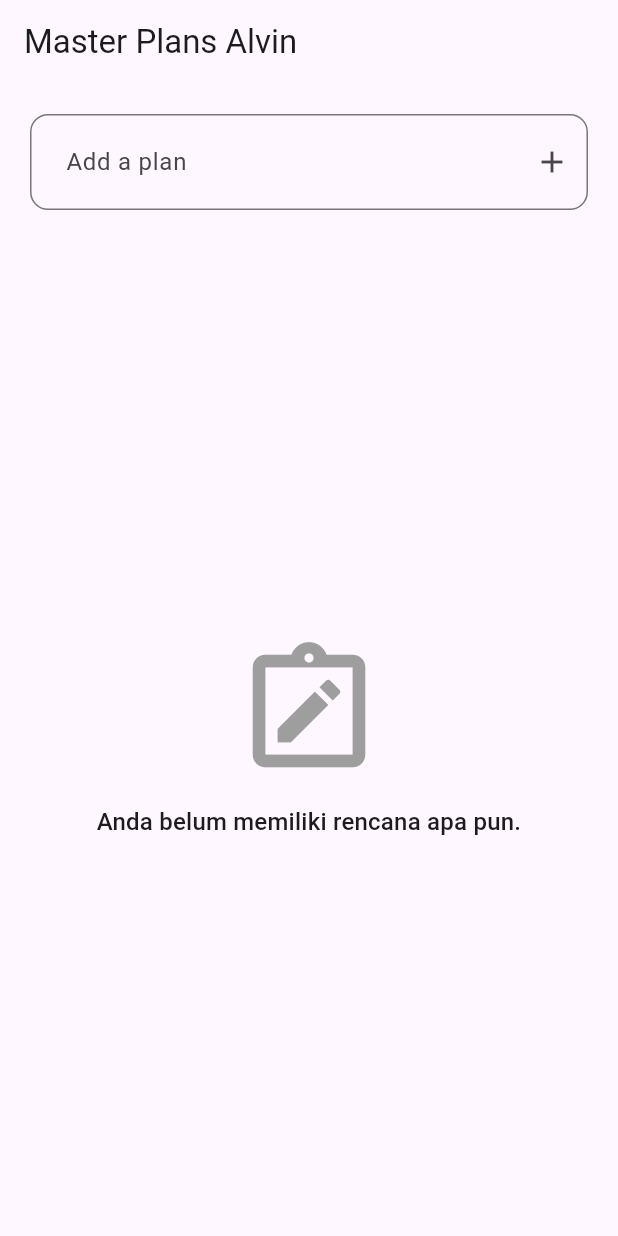
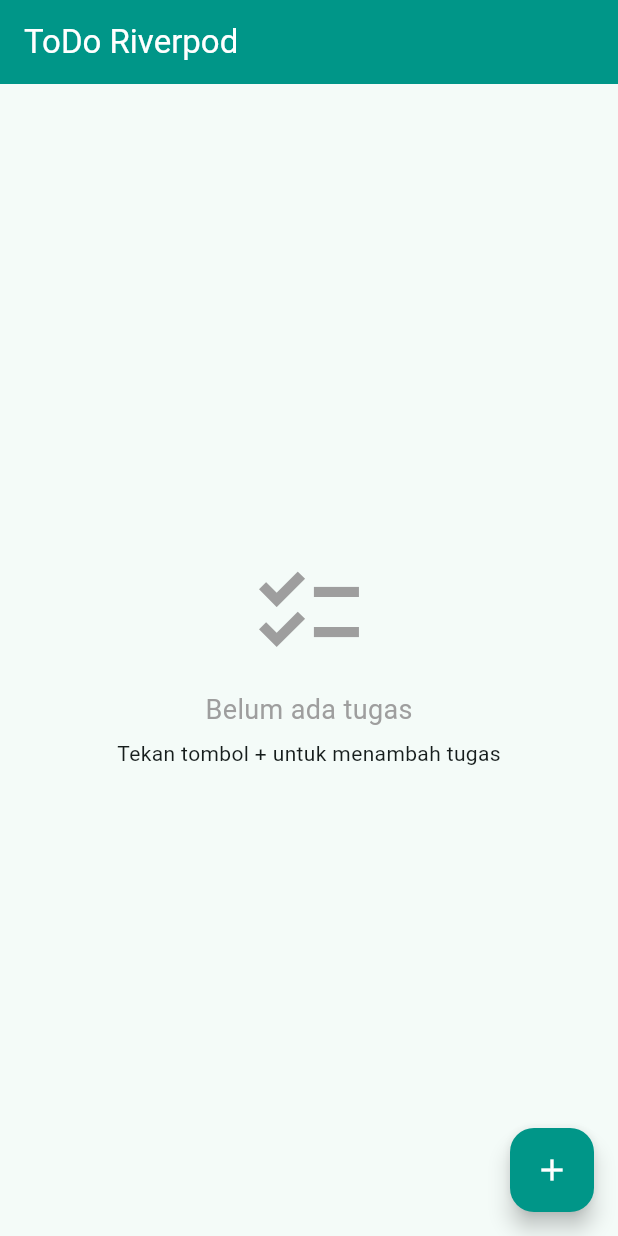
Before and after one commit to Vinn1105/flutter-fundamental, a Flutter app: the screen it shows after launch, on a phone screen of 412 x 824 dp. Run offline on Flutter 3.47's test engine with Material 3 defaults, Android fonts, the phone set to English and light mode, and no system bars; our stand-ins replace flutter_riverpod.

Commit message:
tugas pratikum 4

```diff
--- a/lib/main.dart
+++ b/lib/main.dart
@@ -1,27 +1,29 @@
 
 import 'package:flutter/material.dart';
-import './models/data_layer.dart';
-import './provider/plan_provider.dart';
-import './views/plan_creator_screen.dart';
+import 'package:flutter_riverpod/flutter_riverpod.dart';
+import 'pages/todo_page.dart';
 
 void main() {
-  runApp(const MasterPlanApp());
+  runApp(
+    const ProviderScope(
+      child: MyApp(),
+    ),
+  );
 }
 
-class MasterPlanApp extends StatelessWidget {
-  const MasterPlanApp({super.key});
+class MyApp extends StatelessWidget {
+  const MyApp({super.key});
 
   @override
   Widget build(BuildContext context) {
-    return PlanProvider(
-      notifier: ValueNotifier<List<Plan>>(const []),
-      child: MaterialApp(
-        title: 'State Management App',
-        theme: ThemeData(
-          primarySwatch: Colors.purple,
-        ),
-        home: const PlanCreatorScreen(),
+    return MaterialApp(
+      title: 'Week 3 - ToDo',
+      debugShowCheckedModeBanner: false,
+      theme: ThemeData(
+        colorSchemeSeed: Colors.teal,
+        useMaterial3: true,
       ),
+      home: const TodoPage(),
     );
   }
 }
--- /dev/null
+++ b/lib/pages/todo_page.dart
@@ -0,0 +1,148 @@
+
+import 'package:flutter/material.dart';
+import 'package:flutter_riverpod/flutter_riverpod.dart';
+
+import '../provider/todo_provider.dart';
+
+class TodoPage extends ConsumerWidget {
+  const TodoPage({super.key});
+
+  @override
+  Widget build(BuildContext context, WidgetRef ref) {
+    final todos = ref.watch(todoListProvider);
+
+    return Scaffold(
+      appBar: AppBar(
+        title: const Text('ToDo Riverpod'),
+        backgroundColor: Colors.teal,
+        foregroundColor: Colors.white,
+      ),
+      body: todos.isEmpty
+          ? const Center(
+              child: Column(
+                mainAxisAlignment: MainAxisAlignment.center,
+                children: [
+                  Icon(
+                    Icons.checklist,
+                    size: 80,
+                    color: Colors.grey,
+                  ),
+                  SizedBox(height: 12),
+                  Text(
+                    'Belum ada tugas',
+                    style: TextStyle(
+                      fontSize: 18,
+                      color: Colors.grey,
+                    ),
+                  ),
+                  SizedBox(height: 6),
+                  Text('Tekan tombol + untuk menambah tugas'),
+                ],
+              ),
+            )
+          : ListView.builder(
+              itemCount: todos.length,
+              itemBuilder: (context, index) {
+                final todo = todos[index];
+
+                return Card(
+                  margin: const EdgeInsets.symmetric(
+                    horizontal: 12,
+                    vertical: 5,
+                  ),
+                  child: ListTile(
+                    leading: Checkbox(
+                      value: todo.done,
+                      activeColor: Colors.teal,
+                      onChanged: (_) {
+                        ref
+                            .read(todoListProvider.notifier)
+                            .toggle(index);
+                      },
+                    ),
+                    title: Text(
+                      todo.title,
+                      style: TextStyle(
+                        decoration: todo.done
+                            ? TextDecoration.lineThrough
+                            : TextDecoration.none,
+                        color: todo.done ? Colors.grey : null,
+                      ),
+                    ),
+                    trailing: IconButton(
+                      icon: const Icon(
+                        Icons.delete_outline,
+                        color: Colors.red,
+                      ),
+                      onPressed: () {
+                        ref
+                            .read(todoListProvider.notifier)
+                            .remove(index);
+                      },
+                    ),
+                  ),
+                );
+              },
+            ),
+      floatingActionButton: FloatingActionButton(
+        backgroundColor: Colors.teal,
+        foregroundColor: Colors.white,
+        onPressed: () {
+          _showAddDialog(context, ref);
+        },
+        child: const Icon(Icons.add),
+      ),
+    );
+  }
+
+  void _showAddDialog(BuildContext context, WidgetRef ref) {
+    final controller = TextEditingController();
+
+    showDialog<void>(
+      context: context,
+      builder: (dialogContext) {
+        return AlertDialog(
+          title: const Text('Tugas baru'),
+          content: TextField(
+            controller: controller,
+            autofocus: true,
+            textInputAction: TextInputAction.done,
+            decoration: const InputDecoration(
+              hintText: 'Masukkan nama tugas',
+              border: OutlineInputBorder(),
+            ),
+            onSubmitted: (_) {
+              final title = controller.text.trim();
+
+              if (title.isNotEmpty) {
+                ref.read(todoListProvider.notifier).add(title);
+                Navigator.pop(dialogContext);
+              }
+            },
+          ),
+          actions: [
+            TextButton(
+              onPressed: () {
+                Navigator.pop(dialogContext);
+              },
+              child: const Text('Batal'),
+            ),
+            FilledButton(
+              onPressed: () {
+                final title = controller.text.trim();
+
+                if (title.isNotEmpty) {
+                  ref.read(todoListProvider.notifier).add(title);
+                  Navigator.pop(dialogContext);
+                }
+              },
+              child: const Text('Tambah'),
+            ),
+          ],
+        );
+      },
+    ).then((_) {
+      controller.dispose();
+    });
+  }
+}
--- /dev/null
+++ b/lib/provider/todo_provider.dart
@@ -0,0 +1,58 @@
+
+import 'package:flutter_riverpod/flutter_riverpod.dart';
+
+class Todo {
+  final String title;
+  final bool done;
+
+  const Todo(
+    this.title, {
+    this.done = false,
+  });
+
+  Todo copyWith({
+    String? title,
+    bool? done,
+  }) {
+    return Todo(
+      title ?? this.title,
+      done: done ?? this.done,
+    );
+  }
+}
+
+class TodoListNotifier extends Notifier<List<Todo>> {
+  @override
+  List<Todo> build() {
+    return [];
+  }
+
+  void add(String title) {
+    state = [
+      ...state,
+      Todo(title),
+    ];
+  }
+
+  void toggle(int index) {
+    final updatedTodos = [...state];
+
+    updatedTodos[index] = updatedTodos[index].copyWith(
+      done: !updatedTodos[index].done,
+    );
+
+    state = updatedTodos;
+  }
+
+  void remove(int index) {
+    state = [
+      for (int i = 0; i < state.length; i++)
+        if (i != index) state[i],
+    ];
+  }
+}
+
+final todoListProvider =
+    NotifierProvider<TodoListNotifier, List<Todo>>(
+  TodoListNotifier.new,
+);
--- a/pubspec.yaml
+++ b/pubspec.yaml
@@ -35,6 +35,7 @@ dependencies:
   # Use with the CupertinoIcons class for iOS style icons.
   cupertino_icons: ^1.0.8
   go_router: ^18.1.0
+  flutter_riverpod: ^3.4.3
 
 dev_dependencies:
   flutter_test:
```
Also changed, not shown: pubspec.lock.
